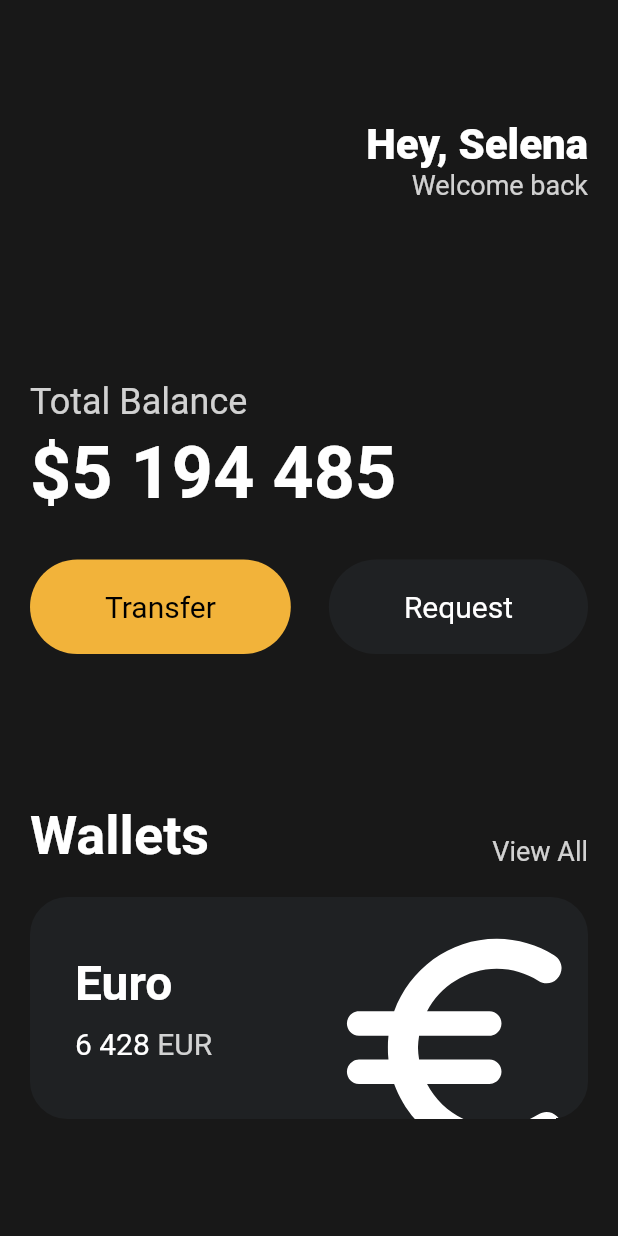
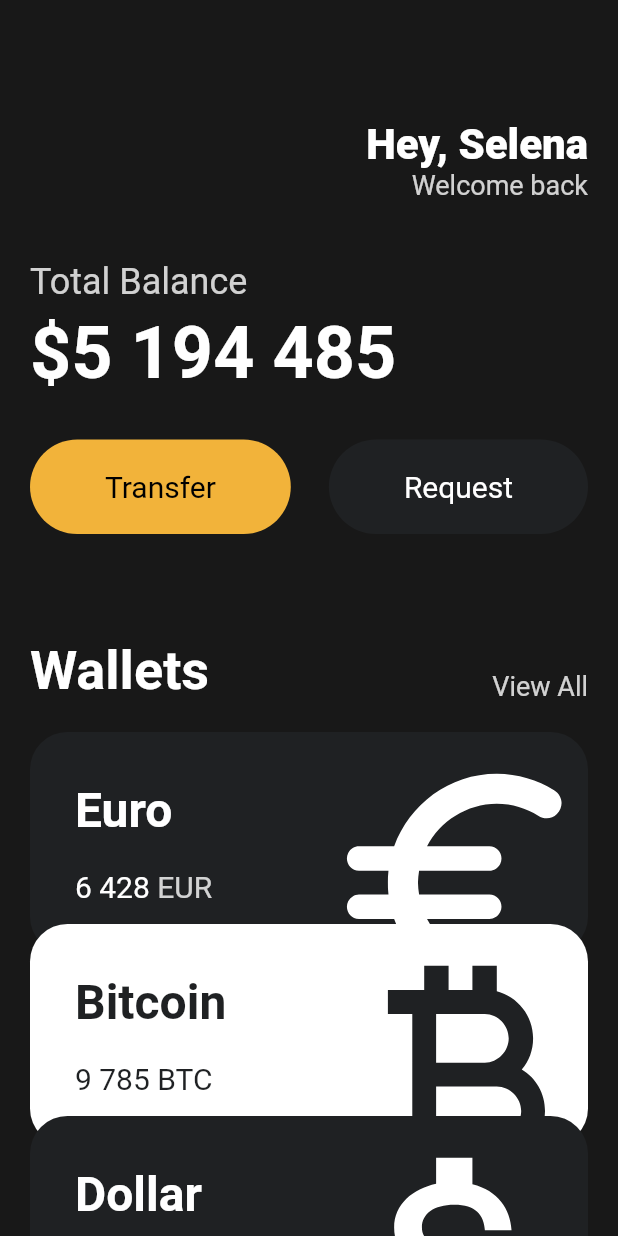
Before and after one commit to helious23/toonflix_2, a Flutter app: the screen it shows after launch, on a phone screen of 412 x 824 dp. Run offline on Flutter 3.47's test engine with Material 2 defaults, Android fonts, the phone set to English and light mode, and no system bars.

Commit message:
3.8 Reusable Cards

```diff
--- a/lib/main.dart
+++ b/lib/main.dart
@@ -1,5 +1,6 @@
 import 'package:flutter/material.dart';
 import 'package:toonflix/widgets/button.dart';
+import 'package:toonflix/widgets/currency_card.dart';
 
 void main() {
   runApp(const App());
@@ -13,7 +14,8 @@ class App extends StatelessWidget {
     return MaterialApp(
       home: Scaffold(
         backgroundColor: const Color(0xFF181818),
-        body: Padding(
+        body: SingleChildScrollView(
+          child: Padding(
             padding: const EdgeInsets.symmetric(
               horizontal: 20,
             ),
@@ -49,7 +51,7 @@ class App extends StatelessWidget {
                   ],
                 ),
                 const SizedBox(
-                height: 120,
+                  height: 40,
                 ),
                 Text(
                   'Total Balance',
@@ -88,7 +90,7 @@ class App extends StatelessWidget {
                   ],
                 ),
                 const SizedBox(
-                height: 100,
+                  height: 70,
                 ),
                 Row(
                   mainAxisAlignment: MainAxisAlignment.spaceBetween,
@@ -114,70 +116,35 @@ class App extends StatelessWidget {
                 const SizedBox(
                   height: 20,
                 ),
-              Container(
-                clipBehavior: Clip.hardEdge,
-                decoration: BoxDecoration(
-                  color: const Color(0xFF1F2123),
-                  borderRadius: BorderRadius.circular(25),
+                const CurrencyCard(
+                  name: 'Euro',
+                  code: 'EUR',
+                  amount: '6 428',
+                  icon: Icons.euro_rounded,
+                  isInverted: false,
                 ),
-                child: Padding(
-                  padding: const EdgeInsets.all(30),
-                  child: Row(
-                    mainAxisAlignment: MainAxisAlignment.spaceBetween,
-                    children: [
-                      Column(
-                        crossAxisAlignment: CrossAxisAlignment.start,
-                        children: [
-                          const Text(
-                            'Euro',
-                            style: TextStyle(
-                              color: Colors.white,
-                              fontSize: 32,
-                              fontWeight: FontWeight.w600,
+                Transform.translate(
+                  offset: const Offset(0, -20.0),
+                  child: const CurrencyCard(
+                    name: 'Bitcoin',
+                    code: 'BTC',
+                    amount: '9 785',
+                    icon: Icons.currency_bitcoin,
+                    isInverted: true,
                   ),
                 ),
-                          const SizedBox(
-                            height: 10,
-                          ),
-                          Row(
-                            children: [
-                              const Text(
-                                '6 428',
-                                style: TextStyle(
-                                  color: Colors.white,
-                                  fontSize: 20,
-                                ),
-                              ),
-                              const SizedBox(
-                                width: 5,
-                              ),
-                              Text(
-                                'EUR',
-                                style: TextStyle(
-                                  color: Colors.white.withOpacity(0.8),
-                                  fontSize: 20,
+                Transform.translate(
+                  offset: const Offset(0, -40.0),
+                  child: const CurrencyCard(
+                    name: 'Dollar',
+                    code: 'USD',
+                    amount: '1 558',
+                    icon: Icons.attach_money_outlined,
+                    isInverted: false,
                   ),
                 ),
               ],
-                          )
-                        ],
             ),
-                      Transform.scale(
-                        scale: 2.2,
-                        child: Transform.translate(
-                          offset: const Offset(-5.0, 12.0),
-                          child: const Icon(
-                            Icons.euro_rounded,
-                            color: Colors.white,
-                            size: 88,
-                          ),
-                        ),
-                      )
-                    ],
-                  ),
-                ),
-              )
-            ],
           ),
         ),
       ),
--- /dev/null
+++ b/lib/widgets/currency_card.dart
@@ -0,0 +1,87 @@
+import 'package:flutter/material.dart';
+
+class CurrencyCard extends StatelessWidget {
+  final String name, code, amount;
+  final IconData icon;
+  final bool isInverted;
+
+  final _blackColor = const Color(0xFF1F2123);
+
+  const CurrencyCard({
+    super.key,
+    required this.name,
+    required this.code,
+    required this.amount,
+    required this.icon,
+    required this.isInverted,
+  });
+
+  @override
+  Widget build(BuildContext context) {
+    return Container(
+      clipBehavior: Clip.hardEdge,
+      decoration: BoxDecoration(
+        color: isInverted ? Colors.white : _blackColor,
+        borderRadius: BorderRadius.circular(25),
+      ),
+      child: Padding(
+        padding: const EdgeInsets.all(30),
+        child: Row(
+          mainAxisAlignment: MainAxisAlignment.spaceBetween,
+          children: [
+            Column(
+              crossAxisAlignment: CrossAxisAlignment.start,
+              children: [
+                Text(
+                  name,
+                  style: TextStyle(
+                    color: isInverted ? _blackColor : Colors.white,
+                    fontSize: 32,
+                    fontWeight: FontWeight.w600,
+                  ),
+                ),
+                const SizedBox(
+                  height: 20,
+                ),
+                Row(
+                  children: [
+                    Text(
+                      amount,
+                      style: TextStyle(
+                        color: isInverted ? _blackColor : Colors.white,
+                        fontSize: 20,
+                      ),
+                    ),
+                    const SizedBox(
+                      width: 5,
+                    ),
+                    Text(
+                      code,
+                      style: TextStyle(
+                        color: isInverted
+                            ? _blackColor
+                            : Colors.white.withOpacity(0.8),
+                        fontSize: 20,
+                      ),
+                    ),
+                  ],
+                )
+              ],
+            ),
+            Transform.scale(
+              scale: 2.2,
+              child: Transform.translate(
+                offset: const Offset(-5.0, 12.0),
+                child: Icon(
+                  icon,
+                  color: isInverted ? const Color(0xFF1F2123) : Colors.white,
+                  size: 88,
+                ),
+              ),
+            )
+          ],
+        ),
+      ),
+    );
+  }
+}
```
Lines whose indentation alone changed are shown as unchanged.
